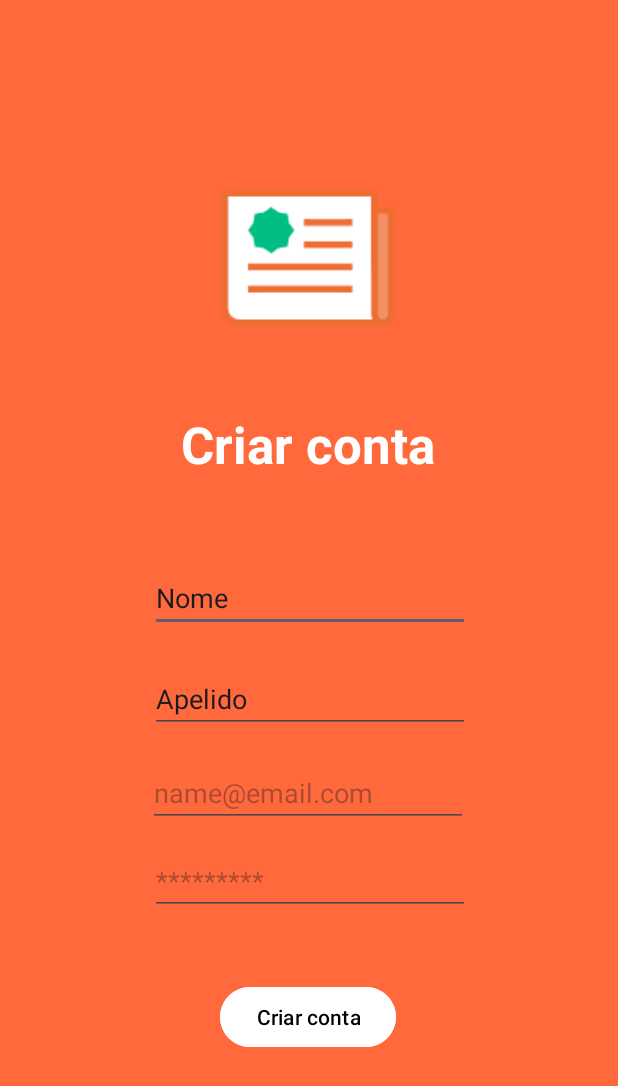
After one commit to ProgramacaoMovel/DivEventos, an Android app: the layout signin.xml on its own in the app's theme, with its tools: preview values and no code run, on a phone screen of 412 x 824 dp. The commit adds this screen. Shown: the top 1086 px of the screen. Run offline under Robolectric (Android 15) with nearby library versions, the phone set to English and light mode, and no system bars.

Commit message:
sign in
zsfjk,vhgjcfh

```diff
--- a/app/src/main/res/layout/headlines.xml
+++ b/app/src/main/res/layout/headlines.xml
@@ -309,6 +309,8 @@
         android:backgroundTint="#FFFFFF"
         android:text="Carregando"
         android:textColor="#E2FF5722"
+        app:icon="@drawable/carregando"
+        app:iconTint="#E2FF5722"
         app:layout_constraintBottom_toBottomOf="parent"
         app:layout_constraintEnd_toEndOf="parent"
         app:layout_constraintHorizontal_bias="0.48"
@@ -322,8 +324,22 @@
         android:layout_height="wrap_content"
         android:layout_marginStart="12dp"
         android:layout_marginTop="36dp"
-        android:text="Menu"
+        android:backgroundTint="#FFFFFF"
+        app:icon="@drawable/menu_aberto"
+        app:iconTint="#000000"
         app:layout_constraintStart_toStartOf="parent"
         app:layout_constraintTop_toTopOf="parent" />
 
+    <Button
+        android:id="@+id/button"
+        android:layout_width="wrap_content"
+        android:layout_height="wrap_content"
+        android:layout_marginEnd="13dp"
+        android:layout_marginBottom="3dp"
+        android:backgroundTint="#FFFFFF"
+        app:icon="@drawable/search"
+        app:iconTint="#000000"
+        app:layout_constraintBottom_toBottomOf="@+id/imageView14"
+        app:layout_constraintEnd_toStartOf="@+id/imageView14" />
+
 </androidx.constraintlayout.widget.ConstraintLayout>
--- /dev/null
+++ b/app/src/main/res/layout/signin.xml
@@ -0,0 +1,106 @@
+<?xml version="1.0" encoding="utf-8"?>
+<androidx.constraintlayout.widget.ConstraintLayout xmlns:android="http://schemas.android.com/apk/res/android"
+    xmlns:app="http://schemas.android.com/apk/res-auto"
+    xmlns:tools="http://schemas.android.com/tools"
+    android:layout_width="match_parent"
+    android:layout_height="match_parent"
+    android:background="#E2FF5722">
+
+    <TextView
+        android:id="@+id/textView"
+        android:layout_width="wrap_content"
+        android:layout_height="wrap_content"
+        android:text="Criar conta"
+        android:textColor="#FFFFFF"
+        android:textSize="34sp"
+        android:textStyle="bold"
+        app:layout_constraintBottom_toBottomOf="parent"
+        app:layout_constraintEnd_toEndOf="parent"
+        app:layout_constraintHorizontal_bias="0.497"
+        app:layout_constraintStart_toStartOf="parent"
+        app:layout_constraintTop_toTopOf="parent"
+        app:layout_constraintVertical_bias="0.351" />
+
+    <EditText
+        android:id="@+id/editTextText2"
+        android:layout_width="wrap_content"
+        android:layout_height="wrap_content"
+        android:ems="10"
+        android:inputType="text"
+        android:text="Nome"
+        app:layout_constraintBottom_toBottomOf="parent"
+        app:layout_constraintEnd_toEndOf="parent"
+        app:layout_constraintHorizontal_bias="0.502"
+        app:layout_constraintStart_toStartOf="parent"
+        app:layout_constraintTop_toTopOf="parent"
+        app:layout_constraintVertical_bias="0.483" />
+
+    <EditText
+        android:id="@+id/editTextText3"
+        android:layout_width="wrap_content"
+        android:layout_height="wrap_content"
+        android:ems="10"
+        android:inputType="text"
+        android:text="Apelido"
+        app:layout_constraintBottom_toBottomOf="parent"
+        app:layout_constraintEnd_toEndOf="parent"
+        app:layout_constraintHorizontal_bias="0.502"
+        app:layout_constraintStart_toStartOf="parent"
+        app:layout_constraintTop_toTopOf="parent"
+        app:layout_constraintVertical_bias="0.569" />
+
+    <EditText
+        android:id="@+id/editTextTextEmailAddress"
+        android:layout_width="wrap_content"
+        android:layout_height="wrap_content"
+        android:ems="10"
+        android:hint="name@email.com"
+        android:inputType="textEmailAddress"
+        app:layout_constraintBottom_toBottomOf="parent"
+        app:layout_constraintEnd_toEndOf="parent"
+        app:layout_constraintHorizontal_bias="0.497"
+        app:layout_constraintStart_toStartOf="parent"
+        app:layout_constraintTop_toTopOf="parent"
+        app:layout_constraintVertical_bias="0.65" />
+
+    <EditText
+        android:id="@+id/editTextTextPassword"
+        android:layout_width="wrap_content"
+        android:layout_height="wrap_content"
+        android:ems="10"
+        android:hint="*********"
+        android:inputType="textPassword"
+        app:layout_constraintBottom_toBottomOf="parent"
+        app:layout_constraintEnd_toEndOf="parent"
+        app:layout_constraintHorizontal_bias="0.502"
+        app:layout_constraintStart_toStartOf="parent"
+        app:layout_constraintTop_toTopOf="parent"
+        app:layout_constraintVertical_bias="0.725" />
+
+    <Button
+        android:id="@+id/button7"
+        android:layout_width="wrap_content"
+        android:layout_height="wrap_content"
+        android:layout_marginTop="44dp"
+        android:backgroundTint="#FFFFFF"
+        android:text="Criar conta"
+        android:textColor="#000000"
+        app:layout_constraintEnd_toEndOf="parent"
+        app:layout_constraintHorizontal_bias="0.498"
+        app:layout_constraintStart_toStartOf="parent"
+        app:layout_constraintTop_toBottomOf="@+id/editTextTextPassword" />
+
+    <ImageView
+        android:id="@+id/imageView18"
+        android:layout_width="wrap_content"
+        android:layout_height="wrap_content"
+        android:layout_marginStart="10dp"
+        android:layout_marginBottom="27dp"
+        app:layout_constraintBottom_toTopOf="@+id/textView"
+        app:layout_constraintEnd_toEndOf="parent"
+        app:layout_constraintHorizontal_bias="0.478"
+        app:layout_constraintStart_toStartOf="parent"
+        app:layout_constraintTop_toTopOf="parent"
+        app:layout_constraintVertical_bias="1.0"
+        app:srcCompat="@drawable/logo" />
+</androidx.constraintlayout.widget.ConstraintLayout>
```
